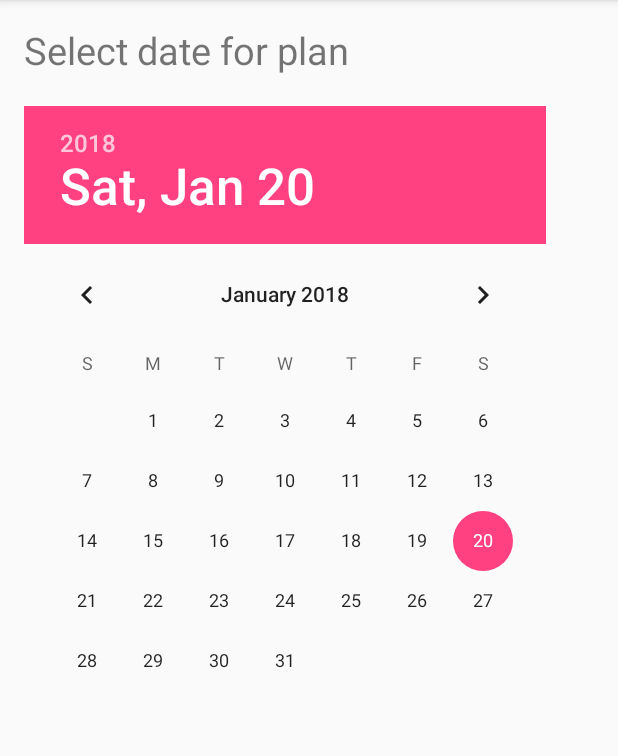
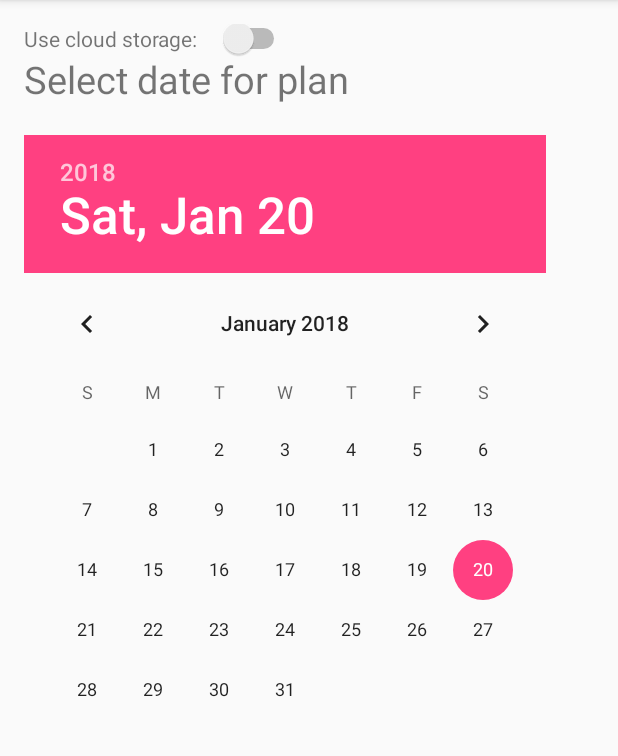
Before and after one commit to jegsoftware/agilebudgeting, an Android app: the screen it shows after launch (MainActivity), on a phone screen of 412 x 824 dp, the part 84-840 px from its top. Run offline under Robolectric (Android 15) with nearby library versions, the phone set to English and light mode, and no system bars.

Commit message:
added the ability to select cloud storage.  This doesn't work yet due to threading issues.

```diff
--- a/app/src/main/java/com/example/jonathon/agilebudgeting/CloudPlanPersister.java
+++ b/app/src/main/java/com/example/jonathon/agilebudgeting/CloudPlanPersister.java
@@ -37,6 +37,7 @@ public class CloudPlanPersister implements IPersistPlan, Serializable {
     @Override
     public Plan populate(Plan newPlan, PlanningPeriod period) {
         newPlan.setPeriod(period);
+        newPlan.setStoredInCloud(true);
         JSONObject getPlanObject = new JSONObject();
         try {
             getPlanObject.put("persistenceType", "loadPlan");
--- a/app/src/main/res/layout/activity_main.xml
+++ b/app/src/main/res/layout/activity_main.xml
@@ -11,11 +11,28 @@
     tools:context="com.example.jonathon.agilebudgeting.MainActivity">
 
     <TextView
+        android:text="Use cloud storage: "
+        android:layout_width="wrap_content"
+        android:layout_height="wrap_content"
+        android:id="@+id/cloudStorageLabel"
+        />
+
+    <Switch
+        android:layout_width="wrap_content"
+        android:layout_height="wrap_content"
+        android:layout_alignBaseline="@id/cloudStorageLabel"
+        android:layout_toRightOf="@id/cloudStorageLabel"
+        android:layout_toEndOf="@id/cloudStorageLabel"
+        android:layout_margin="10dp"
+        android:id="@+id/cloudStorageSwitch"
+        />
+
+    <TextView
         android:text="@string/selectPlanDatePrompt"
         android:layout_width="match_parent"
         android:layout_height="wrap_content"
         android:textSize="25sp"
-        android:layout_below="@+id/createPlanButton"
+        android:layout_below="@+id/cloudStorageLabel"
         android:layout_alignParentLeft="true"
         android:layout_alignParentStart="true"
         android:id="@+id/selectPlanDatePrompt" />
```
Also changed, not shown: app/src/main/java/com/example/jonathon/agilebudgeting/CloudItemPersister.java (+5 -19 lines), app/src/main/java/com/example/jonathon/agilebudgeting/EditActualExpenseActivity.java (+10 -3 lines), app/src/main/java/com/example/jonathon/agilebudgeting/MainActivity.java (+6 -2 lines), app/src/main/java/com/example/jonathon/agilebudgeting/Plan.java (+11 -0 lines), app/src/main/java/com/example/jonathon/agilebudgeting/PlanActivity.java (+13 -2 lines).
